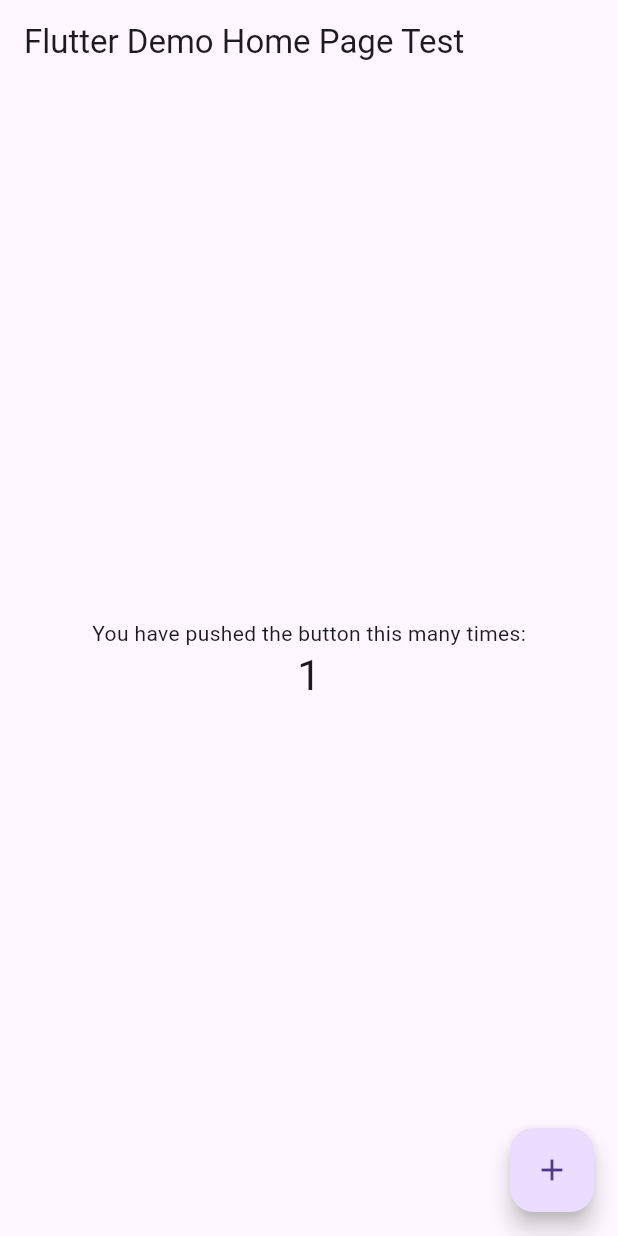
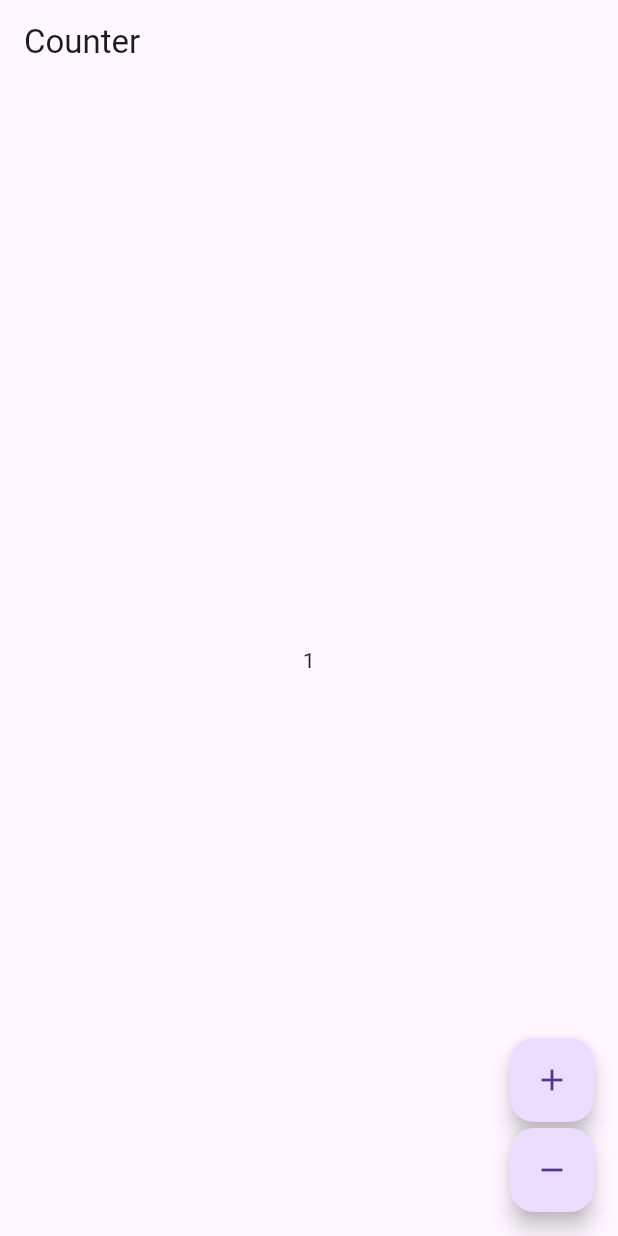
Before and after one commit to LennonSoc/Test, a Flutter app: the screen it shows after launch, after a tap on the "add" icon, on a phone screen of 412 x 824 dp. Run offline on Flutter 3.47's test engine with Material 3 defaults, Android fonts, the phone set to English and light mode, and no system bars; our stand-ins replace flutter_bloc; missing offline and left inert: dart:ffi.

Commit message:
Add Counter

```diff
--- /dev/null
+++ b/lib/counter_cubit.dart
@@ -0,0 +1,11 @@
+import 'dart:ffi';
+
+import 'package:flutter_bloc/flutter_bloc.dart';
+
+class CounterCubit extends Cubit<int> {
+  CounterCubit():super(0);
+
+  void increment() => emit(state + 1);
+  void decrement() => emit(state - 1);
+
+}
--- /dev/null
+++ b/lib/counter_page.dart
@@ -0,0 +1,41 @@
+import 'dart:ffi';
+
+import 'package:flutter/material.dart';
+import 'package:flutter_application_1/counter_cubit.dart';
+import 'package:flutter_bloc/flutter_bloc.dart';
+
+class CounterPage extends StatelessWidget {
+  const CounterPage({super.key});
+
+  @override
+  Widget build(BuildContext context) {
+    State;
+    return Scaffold(
+      appBar: AppBar(
+        title: const Text('Counter'),
+      ),
+      body: BlocBuilder<CounterCubit, int>(
+        builder: (context, state) {
+          return Center(
+            child: Text('$state'),
+          );
+        },
+      ),
+      floatingActionButton: Column(
+        crossAxisAlignment: CrossAxisAlignment.end,
+        mainAxisAlignment: MainAxisAlignment.end,
+        children: <Widget>[
+          FloatingActionButton(
+              onPressed: (() => context.read<CounterCubit>().increment()),
+              child: const Icon(Icons.add)),
+          const SizedBox(height: 4),
+          FloatingActionButton(
+            onPressed: (() => context.read<CounterCubit>().decrement()),
+            child: const Icon(Icons.remove),
+          ),
+
+        ],
+      ),
+    );
+  }
+}
--- a/lib/main.dart
+++ b/lib/main.dart
@@ -1,5 +1,7 @@
 import 'package:flutter/material.dart';
-
+import 'package:flutter_application_1/counter_cubit.dart';
+import 'package:flutter_application_1/counter_page.dart';
+import 'package:flutter_bloc/flutter_bloc.dart';
 void main() {
   runApp(const MyApp());
 }
@@ -24,92 +26,10 @@ class MyApp extends StatelessWidget {
         // is not restarted.
         primarySwatch: Colors.blue,
       ),
-      home: const MyHomePage(title: 'Flutter Demo Home Page Test'),
+      home: BlocProvider(
+        create: (_) => CounterCubit(),
+        child: const CounterPage(),
+      ),
     );
   }
 }
-
-class MyHomePage extends StatefulWidget {
-  const MyHomePage({super.key, required this.title});
-
-  // This widget is the home page of your application. It is stateful, meaning
-  // that it has a State object (defined below) that contains fields that affect
-  // how it looks.
-
-  // This class is the configuration for the state. It holds the values (in this
-  // case the title) provided by the parent (in this case the App widget) and
-  // used by the build method of the State. Fields in a Widget subclass are
-  // always marked "final".
-
-  final String title;
-
-  @override
-  State<MyHomePage> createState() => _MyHomePageState();
-}
-
-class _MyHomePageState extends State<MyHomePage> {
-  int _counter = 0;
-
-  void _incrementCounter() {
-    setState(() {
-      // This call to setState tells the Flutter framework that something has
-      // changed in this State, which causes it to rerun the build method below
-      // so that the display can reflect the updated values. If we changed
-      // _counter without calling setState(), then the build method would not be
-      // called again, and so nothing would appear to happen.
-      _counter++;
-    });
-  }
-
-  @override
-  Widget build(BuildContext context) {
-    // This method is rerun every time setState is called, for instance as done
-    // by the _incrementCounter method above.
-    //
-    // The Flutter framework has been optimized to make rerunning build methods
-    // fast, so that you can just rebuild anything that needs updating rather
-    // than having to individually change instances of widgets.
-    return Scaffold(
-      appBar: AppBar(
-        // Here we take the value from the MyHomePage object that was created by
-        // the App.build method, and use it to set our appbar title.
-        title: Text(widget.title),
-      ),
-      body: Center(
-        // Center is a layout widget. It takes a single child and positions it
-        // in the middle of the parent.
-        child: Column(
-          // Column is also a layout widget. It takes a list of children and
-          // arranges them vertically. By default, it sizes itself to fit its
-          // children horizontally, and tries to be as tall as its parent.
-          //
-          // Invoke "debug painting" (press "p" in the console, choose the
-          // "Toggle Debug Paint" action from the Flutter Inspector in Android
-          // Studio, or the "Toggle Debug Paint" command in Visual Studio Code)
-          // to see the wireframe for each widget.
-          //
-          // Column has various properties to control how it sizes itself and
-          // how it positions its children. Here we use mainAxisAlignment to
-          // center the children vertically; the main axis here is the vertical
-          // axis because Columns are vertical (the cross axis would be
-          // horizontal).
-          mainAxisAlignment: MainAxisAlignment.center,
-          children: <Widget>[
-            const Text(
-              'You have pushed the button this many times:',
-            ),
-            Text(
-              '$_counter',
-              style: Theme.of(context).textTheme.headlineMedium,
-            ),
-          ],
-        ),
-      ),
-      floatingActionButton: FloatingActionButton(
-        onPressed: _incrementCounter,
-        tooltip: 'Increment',
-        child: const Icon(Icons.add),
-      ), // This trailing comma makes auto-formatting nicer for build methods.
-    );
-  }
-}
```
Also changed, not shown: 1 other file.
